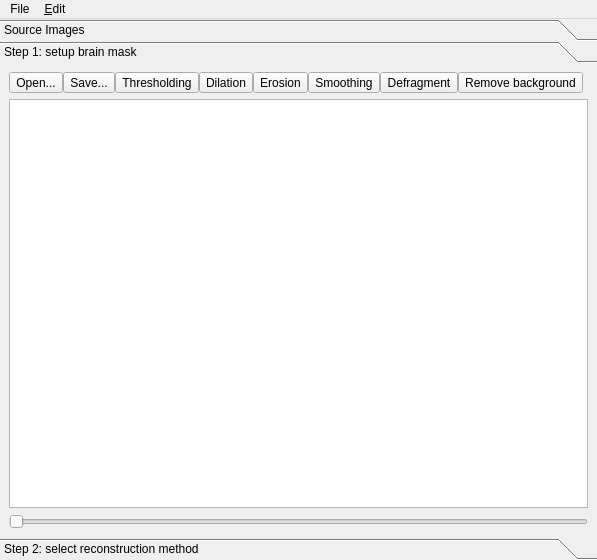
frankyeh/DSI-Studio, file reconstruction/reconstruction_window.ui: the form before one commit.
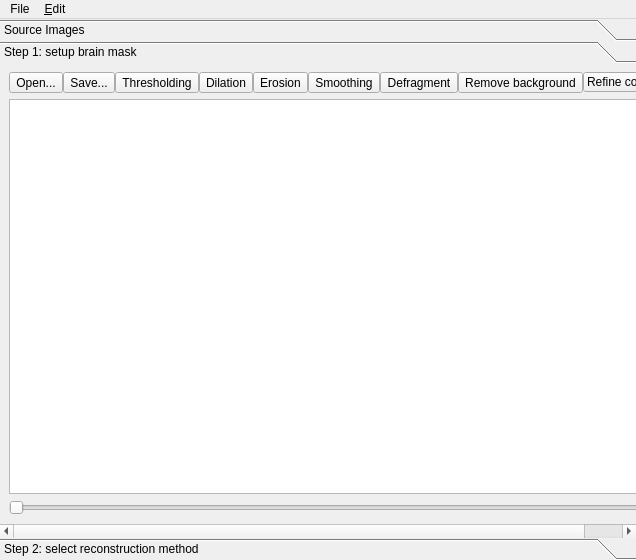
The form after the commit. The open tabs and pages were chosen to show the change.

Commit message: allow refine ROI

```diff
--- a/reconstruction/reconstruction_window.ui
+++ b/reconstruction/reconstruction_window.ui
@@ -6,7 +6,7 @@
    <rect>
     <x>0</x>
     <y>0</y>
-    <width>597</width>
+    <width>636</width>
     <height>560</height>
    </rect>
   </property>
@@ -290,7 +290,7 @@
         <rect>
          <x>0</x>
          <y>0</y>
-         <width>597</width>
+         <width>636</width>
          <height>473</height>
         </rect>
        </property>
@@ -363,6 +363,25 @@
                 </property>
                </widget>
               </item>
+              <item>
+               <widget class="QPushButton" name="refine_contour">
+                <property name="sizePolicy">
+                 <sizepolicy hsizetype="Fixed" vsizetype="Fixed">
+                  <horstretch>0</horstretch>
+                  <verstretch>0</verstretch>
+                 </sizepolicy>
+                </property>
+                <property name="maximumSize">
+                 <size>
+                  <width>16777215</width>
+                  <height>20</height>
+                 </size>
+                </property>
+                <property name="text">
+                 <string>Refine contour</string>
+                </property>
+               </widget>
+              </item>
               <item>
                <spacer name="horizontalSpacer_2">
                 <property name="orientation">
@@ -1556,7 +1575,7 @@
     <rect>
      <x>0</x>
      <y>0</y>
-     <width>597</width>
+     <width>636</width>
      <height>21</height>
     </rect>
    </property>
```
Left out of the diff: 6 changed lines with no effect on the pictures. The commit also changes 5 other files.
